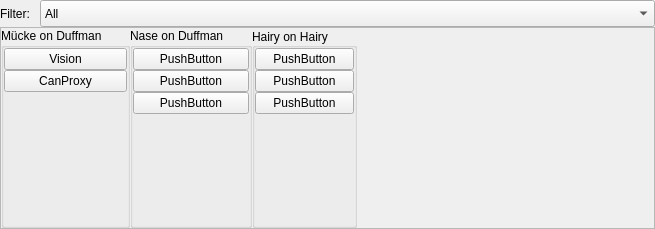
Old version of the form rqt_pm_control/src/rqt_pm_control/PMControl.ui in the repository dasys-lab/alica-essentials.
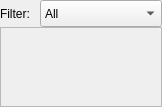
New version of the form.

Commit message: further rqt pm control gui

What changed in the file:
```diff
--- a/rqt_pm_control/src/rqt_pm_control/PMControl.ui
+++ b/rqt_pm_control/src/rqt_pm_control/PMControl.ui
@@ -9,10 +9,16 @@
    <rect>
     <x>0</x>
     <y>0</y>
-    <width>655</width>
-    <height>229</height>
+    <width>162</width>
+    <height>107</height>
    </rect>
   </property>
+  <property name="sizePolicy">
+   <sizepolicy hsizetype="MinimumExpanding" vsizetype="MinimumExpanding">
+    <horstretch>0</horstretch>
+    <verstretch>0</verstretch>
+   </sizepolicy>
+  </property>
   <property name="maximumSize">
    <size>
     <width>4000000</width>
@@ -22,9 +28,24 @@
   <property name="windowTitle">
    <string>MSL Referee Box</string>
   </property>
-  <layout class="QVBoxLayout" name="verticalLayout_9">
+  <layout class="QVBoxLayout" name="pmControlVerticalLayout" stretch="0,0">
+   <property name="spacing">
+    <number>0</number>
+   </property>
+   <property name="leftMargin">
+    <number>0</number>
+   </property>
+   <property name="topMargin">
+    <number>0</number>
+   </property>
+   <property name="rightMargin">
+    <number>0</number>
+   </property>
+   <property name="bottomMargin">
+    <number>0</number>
+   </property>
    <item>
-    <layout class="QHBoxLayout" name="horizontalLayout_3" stretch="0,0">
+    <layout class="QHBoxLayout" name="filterHorizontalLayout" stretch="0,0">
      <item>
       <widget class="QLabel" name="SendToLabel">
        <property name="minimumSize">
@@ -88,6 +109,15 @@
    </item>
    <item>
     <widget class="QScrollArea" name="scrollArea">
+     <property name="locale">
+      <locale language="English" country="UnitedKingdom"/>
+     </property>
+     <property name="frameShape">
+      <enum>QFrame::StyledPanel</enum>
+     </property>
+     <property name="frameShadow">
+      <enum>QFrame::Sunken</enum>
+     </property>
      <property name="widgetResizable">
       <bool>true</bool>
      </property>
@@ -96,159 +126,25 @@
        <rect>
         <x>0</x>
         <y>0</y>
-        <width>635</width>
-        <height>174</height>
+        <width>160</width>
+        <height>76</height>
        </rect>
       </property>
       <layout class="QHBoxLayout" name="horizontalLayout">
+       <property name="leftMargin">
+        <number>0</number>
+       </property>
+       <property name="topMargin">
+        <number>0</number>
+       </property>
+       <property name="rightMargin">
+        <number>0</number>
+       </property>
+       <property name="bottomMargin">
+        <number>0</number>
+       </property>
        <item>
         <layout class="QHBoxLayout" name="horizontalLayout_2">
-         <item>
-          <widget class="QGroupBox" name="Muecke">
-           <property name="title">
-            <string>Mücke on Duffman</string>
-           </property>
-           <layout class="QVBoxLayout" name="verticalLayout_6">
-            <item>
-             <layout class="QVBoxLayout" name="verticalLayout_5">
-              <item>
-               <widget class="QPushButton" name="pushButton_9">
-                <property name="text">
-                 <string>Vision</string>
-                </property>
-               </widget>
-              </item>
-              <item>
-               <widget class="QPushButton" name="pushButton_8">
-                <property name="text">
-                 <string>CanProxy</string>
-                </property>
-                <property name="checkable">
-                 <bool>true</bool>
-                </property>
-               </widget>
-              </item>
-              <item>
-               <spacer name="verticalSpacer">
-                <property name="orientation">
-                 <enum>Qt::Vertical</enum>
-                </property>
-                <property name="sizeHint" stdset="0">
-                 <size>
-                  <width>20</width>
-                  <height>40</height>
-                 </size>
-                </property>
-               </spacer>
-              </item>
-             </layout>
-            </item>
-           </layout>
-          </widget>
-         </item>
-         <item>
-          <widget class="QGroupBox" name="Nase">
-           <property name="title">
-            <string>Nase on Duffman</string>
-           </property>
-           <layout class="QVBoxLayout" name="verticalLayout_7">
-            <item>
-             <layout class="QVBoxLayout" name="verticalLayout_4">
-              <item>
-               <widget class="QPushButton" name="pushButton_4">
-                <property name="text">
-                 <string>PushButton</string>
-                </property>
-               </widget>
-              </item>
-              <item>
-               <widget class="QPushButton" name="pushButton_5">
-                <property name="text">
-                 <string>PushButton</string>
-                </property>
-               </widget>
-              </item>
-              <item>
-               <widget class="QPushButton" name="pushButton_6">
-                <property name="text">
-                 <string>PushButton</string>
-                </property>
-               </widget>
-              </item>
-              <item>
-               <spacer name="verticalSpacer_3">
-                <property name="orientation">
-                 <enum>Qt::Vertical</enum>
-                </property>
-                <property name="sizeHint" stdset="0">
-                 <size>
-                  <width>20</width>
-                  <height>40</height>
-                 </size>
-                </property>
-               </spacer>
-              </item>
-             </layout>
-            </item>
-           </layout>
-          </widget>
-         </item>
-         <item>
-          <widget class="QGroupBox" name="Hairy">
-           <property name="title">
-            <string>Hairy on Hairy</string>
-           </property>
-           <property name="alignment">
-            <set>Qt::AlignLeading|Qt::AlignLeft|Qt::AlignVCenter</set>
-           </property>
-           <property name="flat">
-            <bool>false</bool>
-           </property>
-           <property name="checkable">
-            <bool>false</bool>
-           </property>
-           <layout class="QVBoxLayout" name="verticalLayout_8">
-            <item>
-             <layout class="QVBoxLayout" name="verticalLayout_3">
-              <item>
-               <widget class="QPushButton" name="pushButton_3">
-                <property name="text">
-                 <string>PushButton</string>
-                </property>
-               </widget>
-              </item>
-              <item>
-               <widget class="QPushButton" name="pushButton">
-                <property name="text">
-                 <string>PushButton</string>
-                </property>
-               </widget>
-              </item>
-              <item>
-               <widget class="QPushButton" name="pushButton_2">
-                <property name="text">
-                 <string>PushButton</string>
-                </property>
-               </widget>
-              </item>
-              <item>
-               <spacer name="verticalSpacer_2">
-                <property name="orientation">
-                 <enum>Qt::Vertical</enum>
-                </property>
-                <property name="sizeHint" stdset="0">
-                 <size>
-                  <width>20</width>
-                  <height>40</height>
-                 </size>
-                </property>
-               </spacer>
-              </item>
-             </layout>
-            </item>
-           </layout>
-          </widget>
-         </item>
          <item>
           <spacer name="horizontalSpacer">
            <property name="orientation">
```
Left out of the diff: 2 changed lines with no effect on the pictures. The commit also changes 13 other files.
